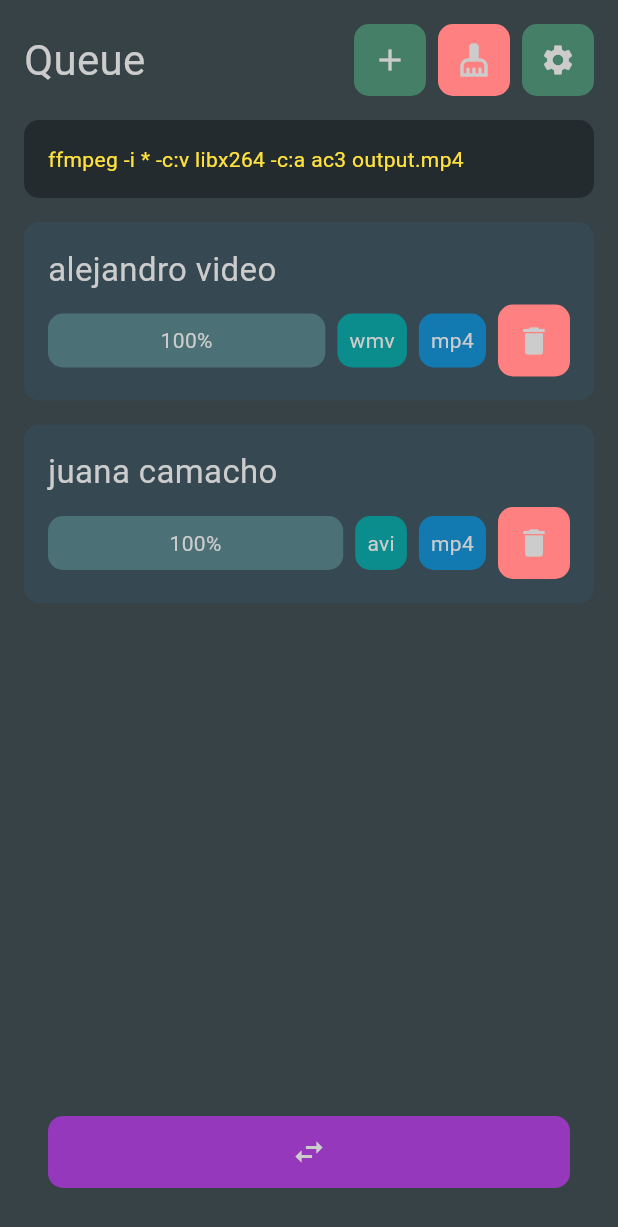
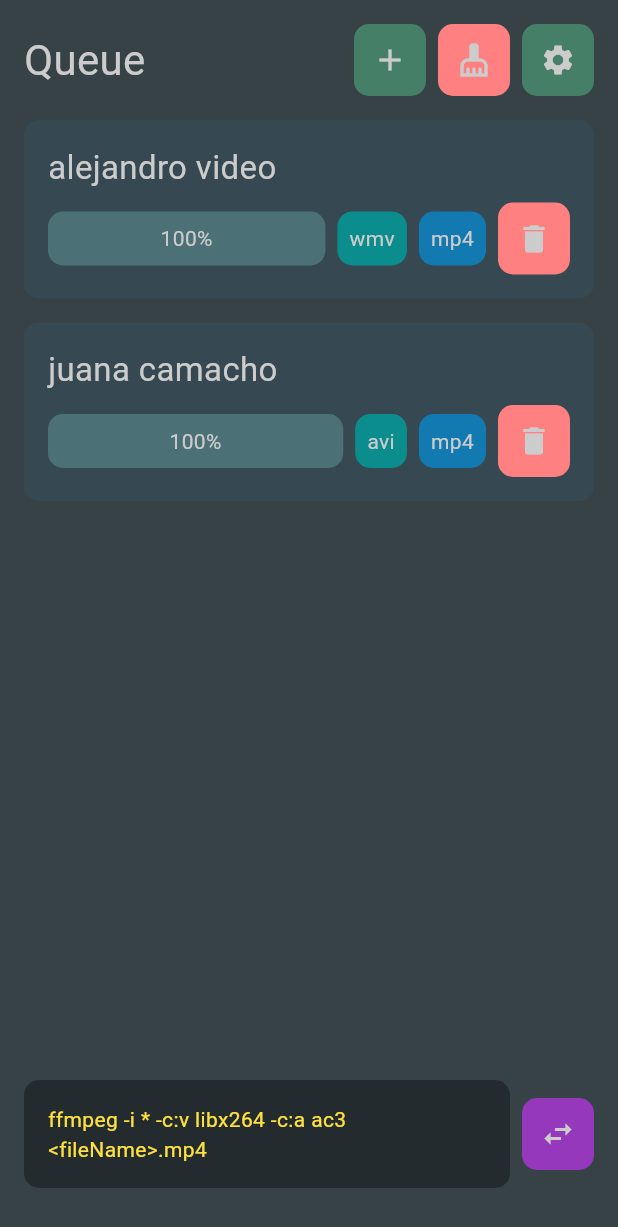
Before and after one commit to rama-o/morfosis, a Flutter app: the screen it shows after launch, on a phone screen of 412 x 824 dp. Shown: the top 1227 px of the screen. Run offline on Flutter 3.47's test engine with Material 3 defaults, Android fonts, the phone set to English and light mode, and no system bars; project files that could hold a hidden picture were left out.

Commit message:
basic ui layout

```diff
--- a/lib/main.dart
+++ b/lib/main.dart
@@ -10,6 +10,7 @@ const Color bgColor2 = Color(0xff364852);
 const Color actionColor = Color(0xff467f68);
 const Color dangerColor = Color(0xffff8080);
 const Color foregroundColor = Color(0xffcccccc);
+const Color inputColor = Color(0xff386a68);
 const Color uncheckedColor = Color(0xFF386A68);
 const Color checkedColor = Color(0xFF689896);
 
@@ -51,21 +52,29 @@ class UiSettings {
 final ValueNotifier<UiSettings> settingsNotifier = ValueNotifier(UiSettings());
 
 String buildComando(UiSettings settings) {
-  return 'ffmpeg -i * '
-      '-c:v ${settings.videoCodec} '
-      '-c:a ${settings.audioCodec} '
-      'output.${settings.outputFormat}';
+  String videoCodec = settings.videoCodec == 'Keep Original'
+      ? ''
+      : '-c:v ${settings.videoCodec}';
+
+  String audioCodec = settings.audioCodec == 'Keep Original'
+      ? ''
+      : '-c:a ${settings.audioCodec}';
+
+  return [
+    'ffmpeg -i *',
+    videoCodec,
+    audioCodec,
+    '${settings.outputPrefix}<fileName>${settings.outputSuffix}.${settings.outputFormat}',
+  ].join(' ');
 }
 
 const formatList = [
-  'Keep Original',
   'mp4',
   'avi',
   'webm',
   'wmv',
   'mov',
   'mpeg',
-  // -----------------------------------------------
   'ogg',
   'mp3',
   'm4a',
@@ -357,13 +366,6 @@ class _MorfosisAppState extends State<MorfosisApp> {
                     ],
                   ),
 
-                  ValueListenableBuilder<UiSettings>(
-                    valueListenable: settingsNotifier,
-                    builder: (context, settings, _) {
-                      return CodeInput(output: buildComando(settings));
-                    },
-                  ),
-
                   if (!errors.isEmpty) PromptOutput(output: errors),
 
                   Column(
@@ -404,13 +406,6 @@ class _MorfosisAppState extends State<MorfosisApp> {
                         action: () => navigateTo(0),
                       ),
                     ],
-                  ),
-
-                  ValueListenableBuilder<UiSettings>(
-                    valueListenable: settingsNotifier,
-                    builder: (context, settings, _) {
-                      return CodeInput(output: buildComando(settings));
-                    },
                   ),
 
                   if (!errors.isEmpty) PromptOutput(output: errors),
@@ -482,8 +477,68 @@ class _MorfosisAppState extends State<MorfosisApp> {
                   ),
 
                   Text(
-                    'Output',
+                    'Output Name',
                     style: TextStyle(color: foregroundColor, fontSize: 22),
+                  ),
+
+                  Container(
+                    padding: const EdgeInsets.all(16),
+                    decoration: BoxDecoration(
+                      color: bgColor2,
+                      borderRadius: BorderRadius.circular(10),
+                    ),
+                    child: Column(
+                      spacing: 16,
+                      crossAxisAlignment: CrossAxisAlignment.start,
+                      children: [
+                        Text(
+                          'Prefix',
+                          style: TextStyle(color: foregroundColor),
+                        ),
+                        TextField(
+                          style: TextStyle(color: foregroundColor),
+                          decoration: InputDecoration(
+                            filled: true,
+                            fillColor: inputColor,
+                            contentPadding: const EdgeInsets.symmetric(
+                              horizontal: 12,
+                              vertical: 8,
+                            ),
+                            border: OutlineInputBorder(
+                              borderRadius: BorderRadius.circular(8),
+                              borderSide: BorderSide.none,
+                            ),
+                          ),
+                          onChanged: (value) {
+                            settingsNotifier.value = settingsNotifier.value
+                                .copyWith(outputPrefix: value);
+                          },
+                        ),
+                        Text(
+                          'Suffix',
+                          style: TextStyle(color: foregroundColor),
+                        ),
+                        TextField(
+                          style: TextStyle(color: foregroundColor),
+                          decoration: InputDecoration(
+                            filled: true,
+                            fillColor: inputColor,
+                            contentPadding: const EdgeInsets.symmetric(
+                              horizontal: 12,
+                              vertical: 8,
+                            ),
+                            border: OutlineInputBorder(
+                              borderRadius: BorderRadius.circular(8),
+                              borderSide: BorderSide.none,
+                            ),
+                          ),
+                          onChanged: (value) {
+                            settingsNotifier.value = settingsNotifier.value
+                                .copyWith(outputSuffix: value);
+                          },
+                        ),
+                      ],
+                    ),
                   ),
                 ],
               ),
@@ -493,13 +548,27 @@ class _MorfosisAppState extends State<MorfosisApp> {
         bottomNavigationBar: SafeArea(
           minimum: const EdgeInsets.all(16),
           child: Container(
-            padding: const EdgeInsets.all(16),
-            child: CustomBtn(
-              glyph: const Icon(Icons.swap_horiz),
-              tooltip: 'Convert Files',
-              bg: const Color.fromARGB(255, 150, 56, 187),
-              fg: foregroundColor,
-              action: convertFiles,
+            padding: const EdgeInsets.only(bottom: 16),
+            child: Row(
+              spacing: 8,
+              children: [
+                Expanded(
+                  child: ValueListenableBuilder<UiSettings>(
+                    valueListenable: settingsNotifier,
+                    builder: (context, settings, _) {
+                      return CodeInput(output: buildComando(settings));
+                    },
+                  ),
+                ),
+
+                CustomBtn(
+                  glyph: const Icon(Icons.swap_horiz),
+                  tooltip: 'Convert Files',
+                  bg: const Color.fromARGB(255, 150, 56, 187),
+                  fg: foregroundColor,
+                  action: convertFiles,
+                ),
+              ],
             ),
           ),
         ),
```
